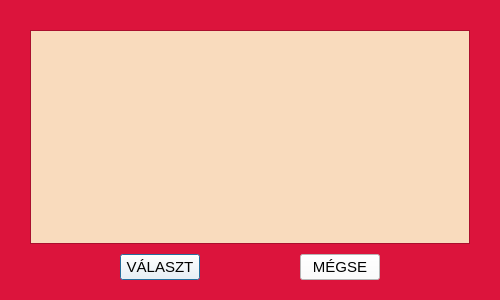
This is keretvalaszto.ui in kosztak/fotokonyv_szerkeszto as Qt 5 draws it before an edit. The edited form follows.
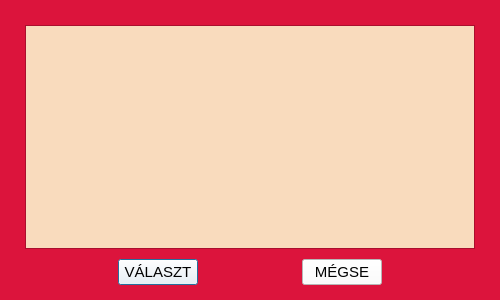
This is the edited form.

```diff
--- a/keretvalaszto.ui
+++ b/keretvalaszto.ui
@@ -28,16 +28,16 @@
     <number>10</number>
    </property>
    <property name="leftMargin">
-    <number>30</number>
+    <number>25</number>
    </property>
    <property name="topMargin">
-    <number>30</number>
+    <number>25</number>
    </property>
    <property name="rightMargin">
-    <number>30</number>
+    <number>25</number>
    </property>
    <property name="bottomMargin">
-    <number>20</number>
+    <number>15</number>
    </property>
    <item>
     <widget class="QScrollArea" name="scrollArea">
@@ -49,8 +49,8 @@
        <rect>
         <x>0</x>
         <y>0</y>
-        <width>438</width>
-        <height>208</height>
+        <width>448</width>
+        <height>218</height>
        </rect>
       </property>
       <property name="styleSheet">
```
